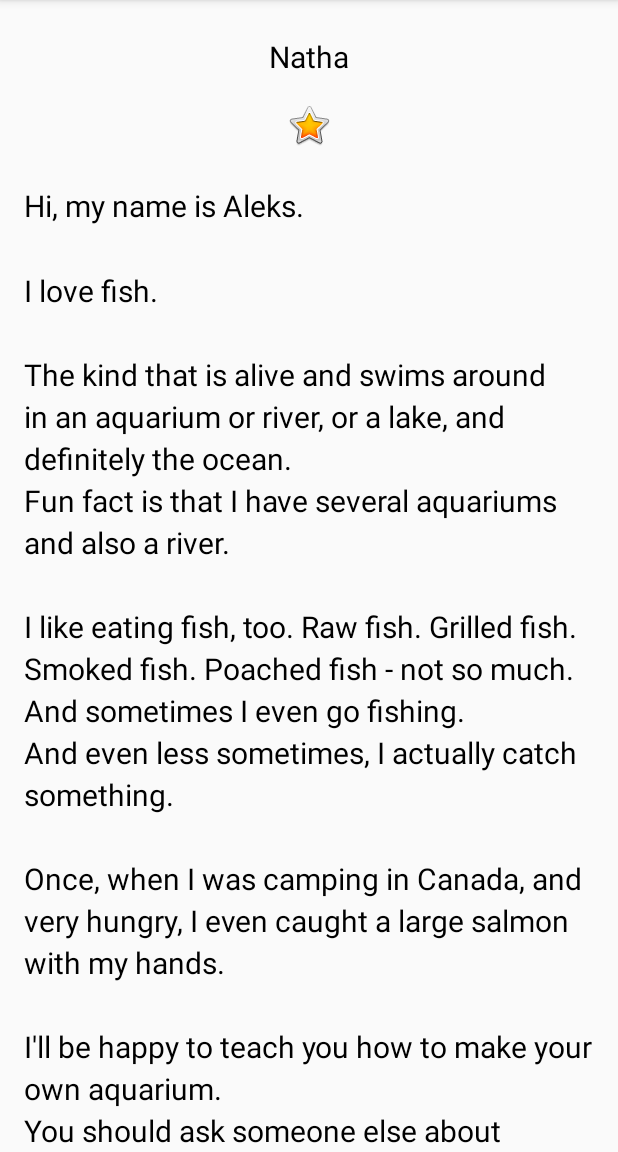
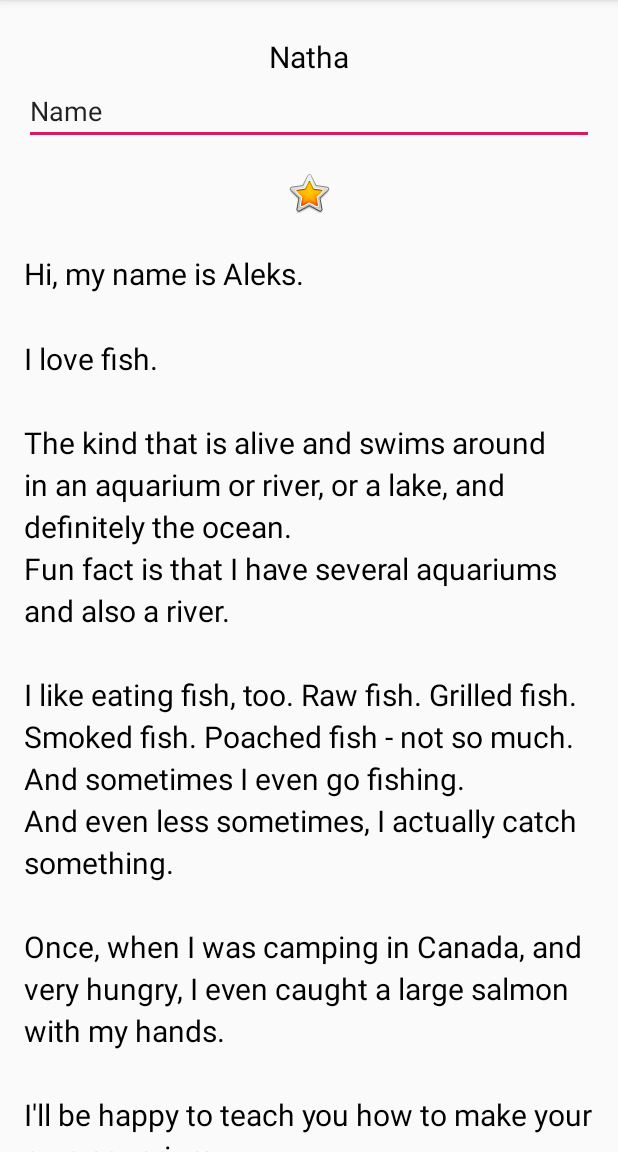
Before and after one commit to Cyl3el2Cleal2/AboutMe01, an Android app: the screen it shows after launch (MainActivity), on a phone screen of 412 x 824 dp, the part 84-1236 px from its top. Run offline under Robolectric (Android 15) with nearby library versions, the phone set to English and light mode, and no system bars; Roboto replaces fonts that are not available here.

Commit message:
Task 2.3

```diff
--- a/app/src/main/res/layout/activity_main.xml
+++ b/app/src/main/res/layout/activity_main.xml
@@ -14,6 +14,13 @@
             android:layout_height="wrap_content" android:id="@+id/name_text"
             android:textAlignment="center"
             style="@style/NameStyle" android:fontFamily="@font/roboto"/>
+    <EditText
+            android:layout_width="match_parent"
+            android:layout_height="wrap_content"
+            android:inputType="textPersonName"
+            android:text="Name"
+            android:ems="10"
+            android:id="@+id/nickname_edit"/>
     <ImageView
             android:layout_width="match_parent"
             android:layout_height="wrap_content" app:srcCompat="@android:drawable/btn_star_big_on"
```
